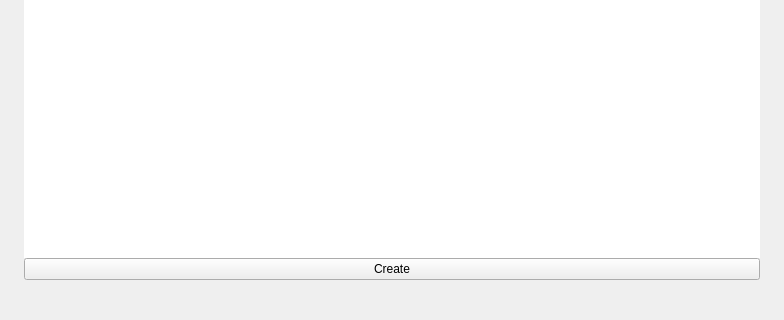
Old version of the form plugins/network/src/connection-show-page.ui in the repository openeuler-mirror/kiran-control-panel; both pictures show x 0 to 784 and y 322 to 642 of the 784 by 642 pixel window.
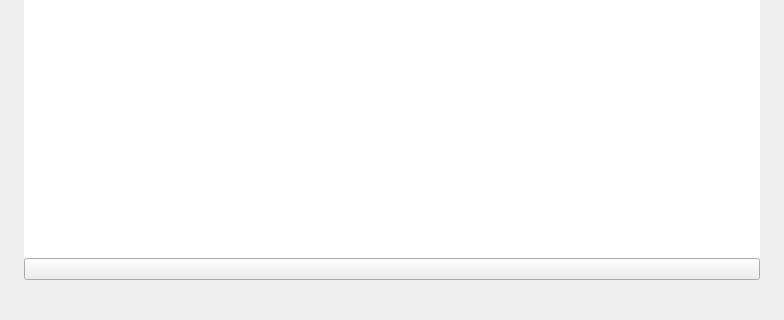
New version of the form. Custom widgets are drawn as their Qt base class.

What changed in the file:
```diff
--- a/plugins/network/src/connection-show-page.ui
+++ b/plugins/network/src/connection-show-page.ui
@@ -115,7 +115,7 @@
      <item>
       <widget class="QPushButton" name="createConnectionButton">
        <property name="text">
-        <string>Create</string>
+        <string/>
        </property>
       </widget>
      </item>
```
